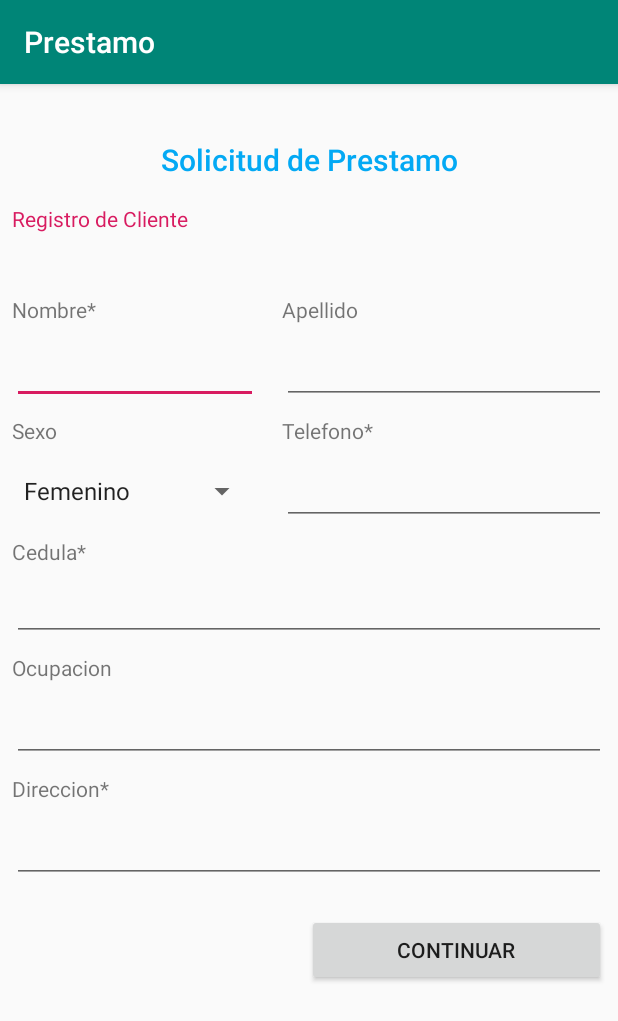
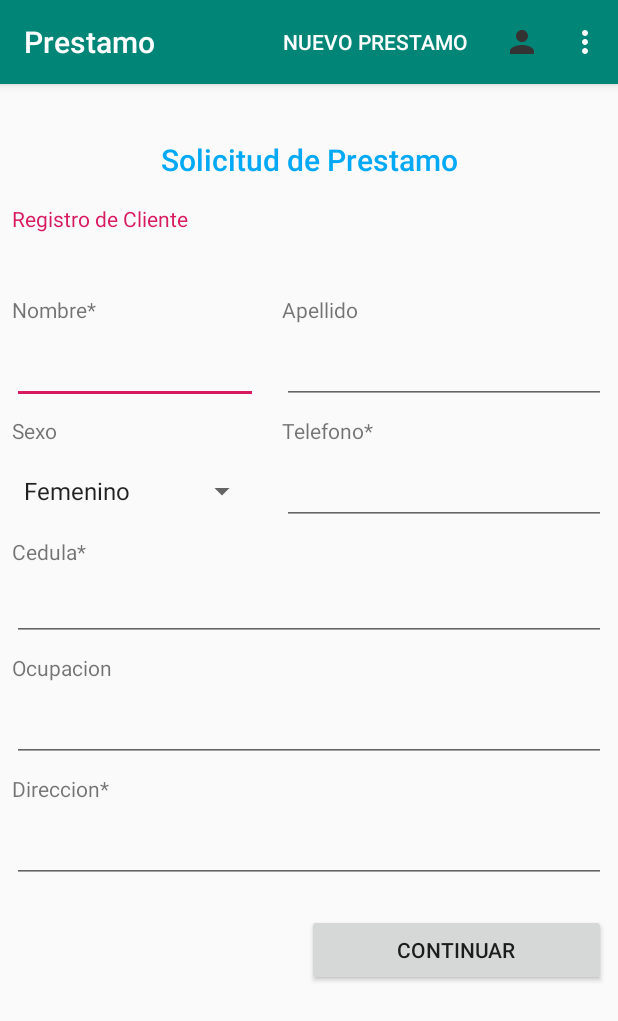
Before and after one commit to bisanbl/Android_Prestamo, an Android app: the screen it shows after launch (MainActivity), on a phone screen of 412 x 824 dp. Shown: the top 1021 px of the screen. Run offline under Robolectric (Android 15) with nearby library versions, the phone set to English and light mode, and no system bars.

Commit message:
Agregado el Menu en el toolbar con sus respectivos String y drawable

```diff
--- a/app/src/main/java/com/bisanbl/prestamo/MainActivity.java
+++ b/app/src/main/java/com/bisanbl/prestamo/MainActivity.java
@@ -7,6 +7,8 @@ import android.os.Bundle;
 import android.text.Editable;
 import android.text.TextUtils;
 import android.text.TextWatcher;
+import android.view.Menu;
+import android.view.MenuItem;
 import android.view.View;
 import android.widget.Button;
 import android.widget.EditText;
@@ -32,7 +34,6 @@ public class MainActivity extends AppCompatActivity {
                     if (TextUtils.isEmpty(ETnombre.getText().toString()))
                         ETnombre.setError(getResources().getString(R.string.Error));
                 }
-                return;
             }
         });
 
@@ -43,7 +44,6 @@ public class MainActivity extends AppCompatActivity {
                     if (TextUtils.isEmpty(ETdireccion.getText().toString()))
                         ETdireccion.setError(getResources().getString(R.string.Error));
                 }
-                return;
             }
         });
 
@@ -54,7 +54,6 @@ public class MainActivity extends AppCompatActivity {
                     if (TextUtils.isEmpty(ETTelefono.getText().toString()))
                         ETTelefono.setError(getResources().getString(R.string.Error));
                 }
-                return;
             }
         });
 
@@ -65,7 +64,6 @@ public class MainActivity extends AppCompatActivity {
                     if (TextUtils.isEmpty(ETcedula.getText().toString()))
                         ETcedula.setError(getResources().getString(R.string.Error));
                 }
-                return;
             }
         });
 
@@ -84,11 +82,22 @@ public class MainActivity extends AppCompatActivity {
         });
     }
 
+    @Override
+    public boolean onCreateOptionsMenu(Menu menu) {
+        getMenuInflater().inflate(R.menu.menu,menu);
+        return super.onCreateOptionsMenu(menu);
+    }
+
+    @Override
+    public boolean onOptionsItemSelected(MenuItem item) {
+        return super.onOptionsItemSelected(item);
+    }
+
     private boolean validarActivity(EditText ETnombre, EditText ETdireccion, EditText ETTelefono, EditText ETcedula){
         if (!TextUtils.isEmpty(ETnombre.getText().toString()) || !TextUtils.isEmpty(ETdireccion.getText().toString())){
-            if (!TextUtils.isEmpty(ETTelefono.getText().toString()) || !TextUtils.isEmpty(ETcedula.getText().toString())) {
-                return true;
-            }
+            return (!TextUtils.isEmpty(ETTelefono.getText().toString()) || !TextUtils.isEmpty(ETcedula.getText().toString()));
+
+
         }
         return false;
     }
--- /dev/null
+++ b/app/src/main/res/drawable-anydpi/ic_action_person.xml
@@ -0,0 +1,10 @@
+<vector xmlns:android="http://schemas.android.com/apk/res/android"
+    android:width="24dp"
+    android:height="24dp"
+    android:viewportWidth="24"
+    android:viewportHeight="24"
+    android:tint="#333333">
+    <path
+        android:fillColor="#FF000000"
+        android:pathData="M12,12c2.21,0 4,-1.79 4,-4s-1.79,-4 -4,-4 -4,1.79 -4,4 1.79,4 4,4zM12,14c-2.67,0 -8,1.34 -8,4v2h16v-2c0,-2.66 -5.33,-4 -8,-4z"/>
+</vector>
--- a/app/src/main/res/menu/menu.xml
+++ b/app/src/main/res/menu/menu.xml
@@ -1,4 +1,12 @@
 <?xml version="1.0" encoding="utf-8"?>
-<menu xmlns:android="http://schemas.android.com/apk/res/android">
-
+<menu xmlns:app="http://schemas.android.com/apk/res-auto"
+    xmlns:android="http://schemas.android.com/apk/res/android">
+    <item android:id="@+id/nuevoR" android:title="@string/nuevo"
+        app:showAsAction="always" />
+    <item android:id="@+id/nuevoC" android:icon="@drawable/ic_action_person"
+        app:showAsAction="always"
+        android:title="" />
+    <item android:id="@+id/verCliente" android:title="@string/verCliente"/>
+    <item android:id="@+id/verPrestamo" android:title="@string/verPrestamo"/>
+    <item android:id="@+id/about" android:title="@string/about"/>
 </menu>
--- a/app/src/main/res/values/strings.xml
+++ b/app/src/main/res/values/strings.xml
@@ -31,4 +31,8 @@
     <string name="Error">ERROR!! Campo no puede quedar vacio</string>
     <string name="ErrorBTN">ERROR!! Algunos Campos requeridos estan Vacios</string>
     <string name="gracias">Gracias!!</string>
+    <string name="nuevo">NUEVO PRESTAMO</string>
+    <string name="verCliente">Ver Cliente</string>
+    <string name="verPrestamo">Ver Prestamo</string>
+    <string name="about">Acerca De</string>
 </resources>
```
Also changed, not shown: app/src/main/res/drawable-hdpi/ic_action_person.png (added), app/src/main/res/drawable-mdpi/ic_action_person.png (added), app/src/main/res/drawable-xhdpi/ic_action_person.png (added), app/src/main/res/drawable-xxhdpi/ic_action_person.png (added).
